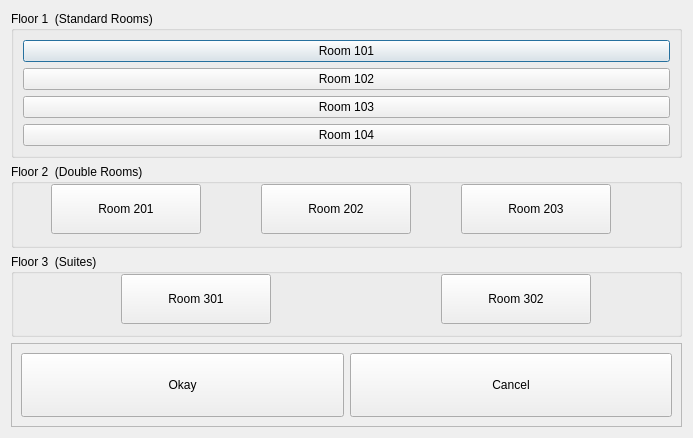
Qt form checkindialog.ui (mesuutozkan/hotelManagementQt) before a commit.
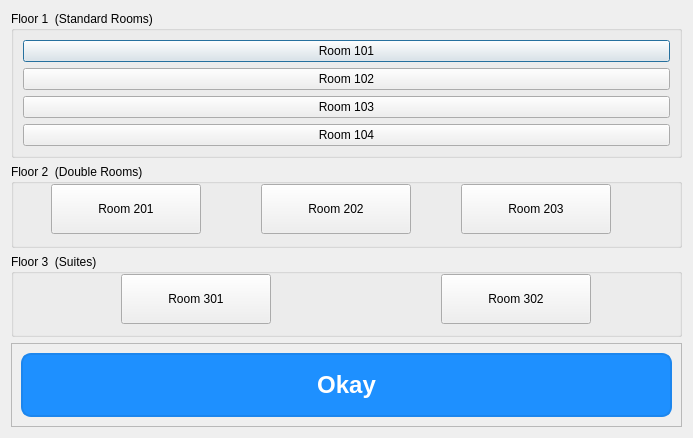
The same form after that commit.

Diff of the .ui file:
```diff
--- a/checkindialog.ui
+++ b/checkindialog.ui
@@ -225,24 +225,31 @@
           <verstretch>0</verstretch>
          </sizepolicy>
         </property>
+        <property name="styleSheet">
+         <string notr="true">QPushButton {
+    background-color: #1E90FF;  /* Dodger Blue */
+    border: 2px solid #1C86EE;  /* Steel Blue */
+    border-radius: 10px;
+    padding: 10px;
+    color: white;
+    font-size: 24px;
+    font-weight: bold;
+    box-shadow: 2px 2px 5px rgba(0, 0, 0, 0.5);
+}
+QPushButton:hover {
+    background-color: #63B8FF;  /* Light Sky Blue */
+}
+QPushButton:pressed {
+    background-color: #1C86EE;  /* Steel Blue */
+    padding-left: 12px;
+    padding-top: 12px;
+}</string>
+        </property>
         <property name="text">
          <string>Okay</string>
         </property>
        </widget>
       </item>
-      <item>
-       <widget class="QPushButton" name="pushButtonCancel">
-        <property name="sizePolicy">
-         <sizepolicy hsizetype="Expanding" vsizetype="Expanding">
-          <horstretch>0</horstretch>
-          <verstretch>0</verstretch>
-         </sizepolicy>
-        </property>
-        <property name="text">
-         <string>Cancel</string>
-        </property>
-       </widget>
-      </item>
      </layout>
     </widget>
    </item>
```
